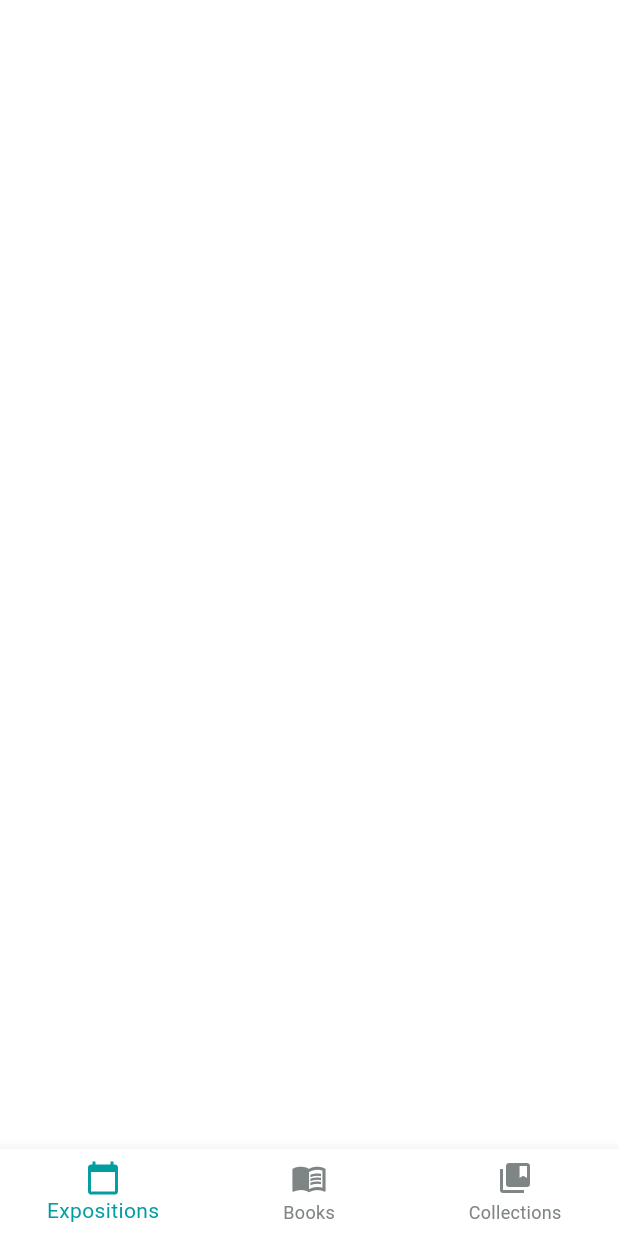
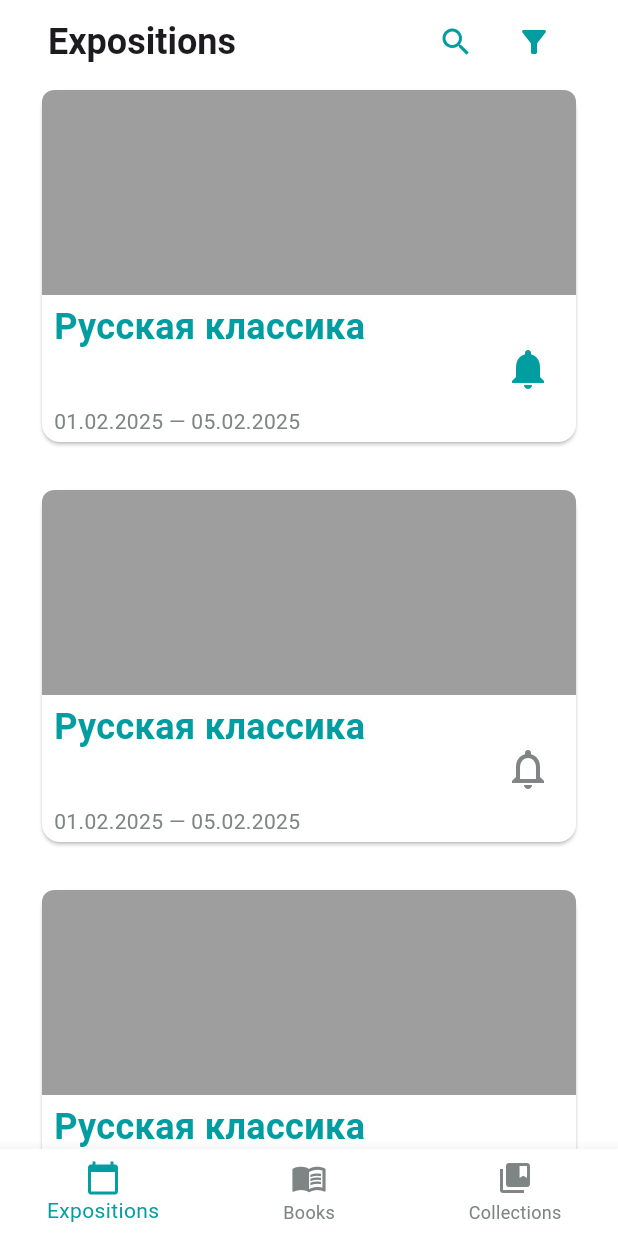
Before and after one commit to tetrochel/sirius_books, a Flutter app: the screen it shows after launch, on a phone screen of 412 x 824 dp. Run offline on Flutter 3.47's test engine with Material 3 defaults, Android fonts, the phone set to English and light mode, and no system bars; our stand-ins replace go_router.

Commit message:
Добавлен виджет выставки и экран с выставками

```diff
--- a/lib/config/navigation/navigation.dart
+++ b/lib/config/navigation/navigation.dart
@@ -3,6 +3,7 @@ import 'package:go_router/go_router.dart';
 import 'package:presentation/presentation.dart';
 import 'package:sirius_books/features/book/ui/pages/books_page.dart';
 import 'package:sirius_books/features/books_collection/ui/pages/books_collections_page.dart';
+import 'package:sirius_books/features/exposition/ui/pages/expositions_page.dart';
 import 'package:sirius_books/features/user/ui/pages/auth_page.dart';
 import 'package:sirius_books/generated/app_localizations.dart';
 
@@ -37,7 +38,7 @@ final GoRouter router = GoRouter(
         GoRoute(
           path: '/expositions',
           pageBuilder: (context, state) => noTransitionPage(
-            child: const SizedBox.shrink(),
+            child: ExpositionsPage(),
             state: state,
           ),
           routes: [
--- /dev/null
+++ b/lib/features/exposition/data/model/exposition_model.dart
@@ -0,0 +1,21 @@
+import 'package:sirius_books/features/book/data/model/book_model.dart';
+
+class ExpositionModel {
+  final int id;
+  final String topic;
+  final String name;
+  final List<BookModel> bookList;
+  final String location;
+  final DateTime startDate;
+  final DateTime endDate;
+
+  ExpositionModel({
+    required this.id,
+    required this.topic,
+    required this.name,
+    required this.bookList,
+    required this.location,
+    required this.startDate,
+    required this.endDate,
+  });
+}
--- /dev/null
+++ b/lib/features/exposition/ui/pages/expositions_page.dart
@@ -0,0 +1,87 @@
+import 'package:flutter/material.dart';
+import 'package:intl/intl.dart';
+import 'package:presentation/presentation.dart';
+import 'package:sirius_books/features/exposition/data/model/exposition_model.dart';
+import 'package:sirius_books/generated/app_localizations.dart';
+
+class ExpositionsPage extends StatelessWidget {
+  late final List<int> subscriptions = List.generate(
+    4,
+    (index) => index * 2,
+  );
+  late final List<ExpositionModel> expositions = List.generate(
+    10,
+    (index) => ExpositionModel(
+      id: index,
+      name: 'Русская классика',
+      topic: '',
+      location: '',
+      bookList: [],
+      startDate: DateTime(2025, 2, 1),
+      endDate: DateTime(2025, 2, 5),
+    ),
+  );
+
+  ExpositionsPage({
+    super.key,
+  });
+
+  @override
+  Widget build(BuildContext context) {
+    return CustomScrollView(
+      physics: const BouncingScrollPhysics(),
+      slivers: [
+        SliverAppBar(
+          pinned: true,
+          shadowColor: Colors.black,
+          backgroundColor: context.colors.white,
+          surfaceTintColor: context.colors.white,
+          title: AppBarWidget(
+            title: AppLocalizations.of(context)!.expositions,
+            actions: [
+              IconButton(
+                onPressed: () {},
+                icon: Icon(
+                  Icons.search,
+                  color: context.colors.primary,
+                ),
+              ),
+              IconButton(
+                onPressed: () {
+                  // TODO(ivan): Добавить вызов модального окна через router
+                },
+                icon: Icon(
+                  Icons.filter_alt,
+                  color: context.colors.primary,
+                ),
+              ),
+            ],
+          ),
+        ),
+        SliverPadding(
+          padding: const EdgeInsets.symmetric(horizontal: 24),
+          sliver: SliverGrid(
+            gridDelegate: const SliverGridDelegateWithFixedCrossAxisCount(
+              crossAxisCount: 1,
+              mainAxisSpacing: 24,
+              childAspectRatio: 1.5,
+            ),
+            delegate: SliverChildBuilderDelegate(
+              (context, index) => ExpositionWidget(
+                name: expositions[index].name,
+                onTap: () {},
+                onTapSubscribe: () {},
+                isSubscribed: subscriptions.contains(index),
+                startDate: DateFormat('dd.MM.yyyy')
+                    .format(expositions[index].startDate),
+                endDate:
+                    DateFormat('dd.MM.yyyy').format(expositions[index].endDate),
+              ),
+              childCount: expositions.length,
+            ),
+          ),
+        ),
+      ],
+    );
+  }
+}
--- a/lib/features/user/ui/pages/auth_page.dart
+++ b/lib/features/user/ui/pages/auth_page.dart
@@ -9,6 +9,7 @@ class AuthPage extends StatelessWidget {
   Widget build(BuildContext context) {
     return Scaffold(
       body: Center(
+        child: Form(
           child: Column(
             mainAxisAlignment: MainAxisAlignment.center,
             children: [
@@ -39,6 +40,7 @@ class AuthPage extends StatelessWidget {
             ],
           ),
         ),
+      ),
     );
   }
 }
--- a/presentation/lib/presentation.dart
+++ b/presentation/lib/presentation.dart
@@ -3,5 +3,6 @@ export 'package:presentation/theme/theme_picker.dart';
 export 'package:presentation/widgets/app_bar_widget.dart';
 export 'package:presentation/widgets/auth_text_field_widget.dart';
 export 'package:presentation/widgets/book_widget.dart';
+export 'package:presentation/widgets/exposition_widget.dart';
 export 'package:presentation/widgets/navbar_widget.dart';
 export 'package:presentation/widgets/user_widget.dart';
--- a/presentation/lib/widgets/auth_text_field_widget.dart
+++ b/presentation/lib/widgets/auth_text_field_widget.dart
@@ -1,5 +1,5 @@
 import 'package:flutter/material.dart';
-import 'package:presentation/presentation.dart';
+import 'package:presentation/theme/theme_picker.dart';
 
 class AuthTextField extends StatelessWidget {
   final TextEditingController controller;
@@ -32,6 +32,7 @@ class AuthTextField extends StatelessWidget {
   @override
   Widget build(BuildContext context) {
     return TextFormField(
+      onChanged: onChanged,
       validator: validator,
       controller: controller,
       focusNode: focusNode,
--- /dev/null
+++ b/presentation/lib/widgets/exposition_widget.dart
@@ -0,0 +1,104 @@
+import 'package:flutter/material.dart';
+import 'package:presentation/theme/theme_picker.dart';
+
+class ExpositionWidget extends StatelessWidget {
+  final String name;
+  final Image? image;
+  final String startDate;
+  final String endDate;
+  final bool isSubscribed;
+  final void Function() onTap;
+  final void Function() onTapSubscribe;
+
+  const ExpositionWidget({
+    super.key,
+    required this.name,
+    this.image,
+    required this.onTap,
+    required this.onTapSubscribe,
+    required this.isSubscribed,
+    required this.startDate,
+    required this.endDate,
+  });
+
+  @override
+  Widget build(BuildContext context) {
+    return Card(
+      color: context.colors.white,
+      child: InkWell(
+        borderRadius: BorderRadius.circular(8),
+        onTap: onTap,
+        child: Column(
+          crossAxisAlignment: CrossAxisAlignment.start,
+          mainAxisSize: MainAxisSize.min,
+          children: [
+            Expanded(
+              child: ClipRRect(
+                borderRadius: BorderRadius.only(
+                  topLeft: Radius.circular(8),
+                  topRight: Radius.circular(8),
+                ),
+                // TODO(ivan): change to image
+                child: Container(color: Colors.grey),
+              ),
+            ),
+            Padding(
+              padding: const EdgeInsets.symmetric(horizontal: 8, vertical: 4),
+              child: Row(
+                children: [
+                  Expanded(
+                    child: Column(
+                      mainAxisSize: MainAxisSize.min,
+                      crossAxisAlignment: CrossAxisAlignment.start,
+                      children: [
+                        SizedBox(
+                          height: 70,
+                          child: Text(
+                            name,
+                            style: context.textStyles.s24w400
+                                .copyWith(color: context.colors.primary),
+                          ),
+                        ),
+                        Text(
+                          "$startDate — $endDate",
+                          style: context.textStyles.s14w400
+                              .copyWith(color: context.colors.grey),
+                        ),
+                      ],
+                    ),
+                  ),
+                  _SubscribeButton(
+                    isSubscribed: isSubscribed,
+                    onTapSubscribe: () {},
+                  ),
+                ],
+              ),
+            ),
+          ],
+        ),
+      ),
+    );
+  }
+}
+
+class _SubscribeButton extends StatelessWidget {
+  final bool isSubscribed;
+  final void Function() onTapSubscribe;
+
+  const _SubscribeButton({
+    required this.isSubscribed,
+    required this.onTapSubscribe,
+  });
+
+  @override
+  Widget build(BuildContext context) {
+    return IconButton(
+      onPressed: onTapSubscribe,
+      icon: Icon(
+        isSubscribed ? Icons.notifications : Icons.notifications_none,
+        size: 32,
+        color: isSubscribed ? context.colors.primary : context.colors.grey,
+      ),
+    );
+  }
+}
```
Also changed, not shown: lib/generated/app_localizations.dart. Lines whose indentation alone changed are shown as unchanged.
